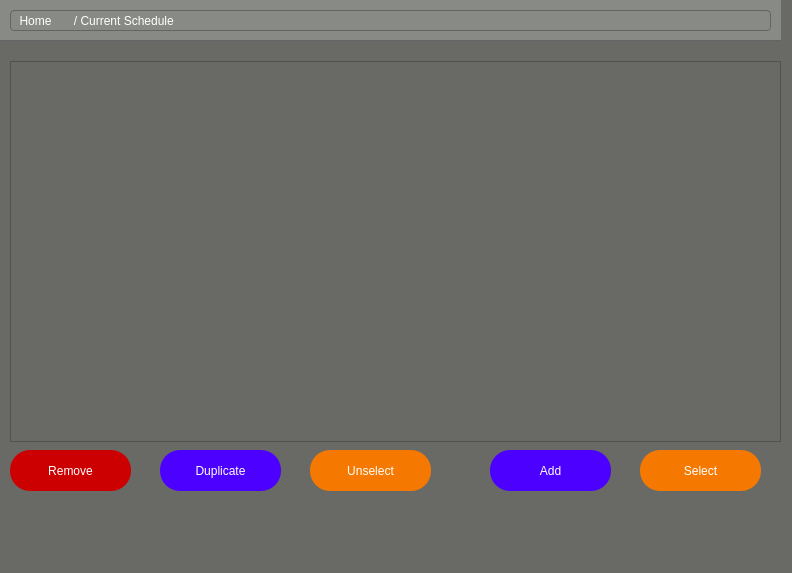
Before: the Qt Designer form qt/IE0217/mainwindow.ui in Jams1001/Proyecto_IE0217, drawn with Qt 5.
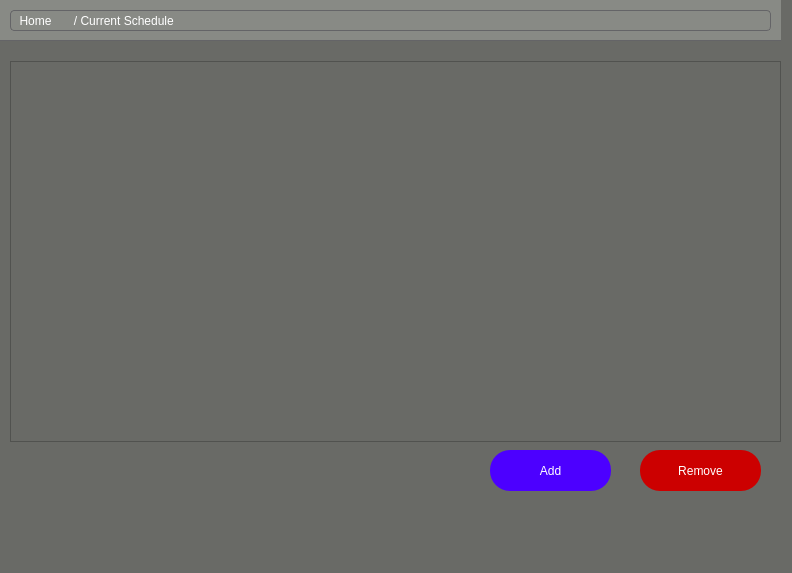
After: the same form once the commit is applied. The open tabs and pages were chosen to show the change.

```diff
--- a/qt/IE0217/mainwindow.ui
+++ b/qt/IE0217/mainwindow.ui
@@ -1836,64 +1836,10 @@
        <string>Add</string>
       </property>
      </widget>
-     <widget class="QPushButton" name="pushButtonUnselect_CurrentSchedule">
-      <property name="geometry">
-       <rect>
-        <x>310</x>
-        <y>450</y>
-        <width>121</width>
-        <height>41</height>
-       </rect>
-      </property>
-      <property name="styleSheet">
-       <string notr="true">background-color: rgb(245, 121, 0);
-color: rgb(255, 255, 255);
-border-radius: 20px;</string>
-      </property>
-      <property name="text">
-       <string>Unselect</string>
-      </property>
-     </widget>
-     <widget class="QPushButton" name="pushButtonDuplicate_CurrentSchedule">
-      <property name="geometry">
-       <rect>
-        <x>160</x>
-        <y>450</y>
-        <width>121</width>
-        <height>41</height>
-       </rect>
-      </property>
-      <property name="styleSheet">
-       <string notr="true">background-color: rgb(76, 0, 255);
-color: rgb(255, 255, 255);
-border-radius: 20px;</string>
-      </property>
-      <property name="text">
-       <string>Duplicate</string>
-      </property>
-     </widget>
-     <widget class="QPushButton" name="pushButtonSelect_CurrentSchedule">
-      <property name="geometry">
-       <rect>
-        <x>640</x>
-        <y>450</y>
-        <width>121</width>
-        <height>41</height>
-       </rect>
-      </property>
-      <property name="styleSheet">
-       <string notr="true">background-color: rgb(245, 121, 0);
-color: rgb(255, 255, 255);
-border-radius: 20px;</string>
-      </property>
-      <property name="text">
-       <string>Select</string>
-      </property>
-     </widget>
      <widget class="QPushButton" name="pushButtonRemove_CurrentSchedule">
       <property name="geometry">
        <rect>
-        <x>10</x>
+        <x>640</x>
         <y>450</y>
         <width>121</width>
         <height>41</height>
```
